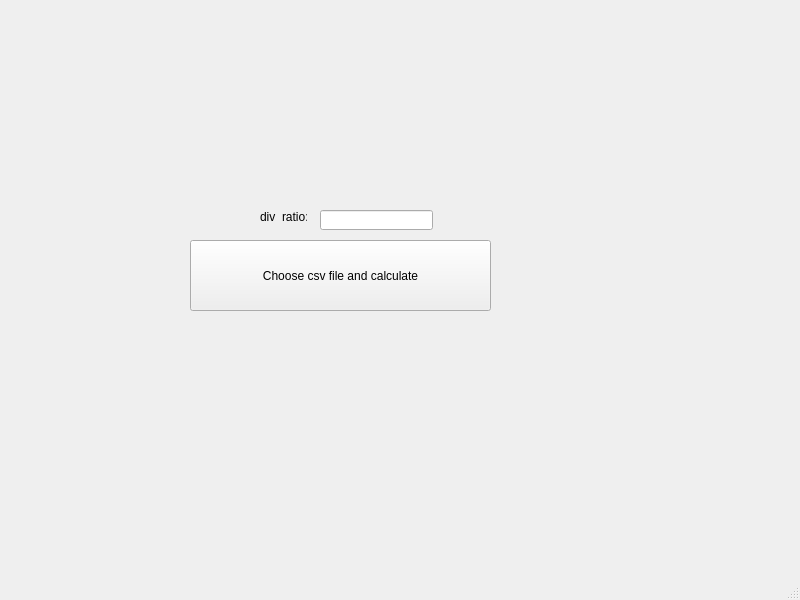
First picture: the form in resistors_calculator.ui, repository 997volt/resistors_calculator, before the edit.
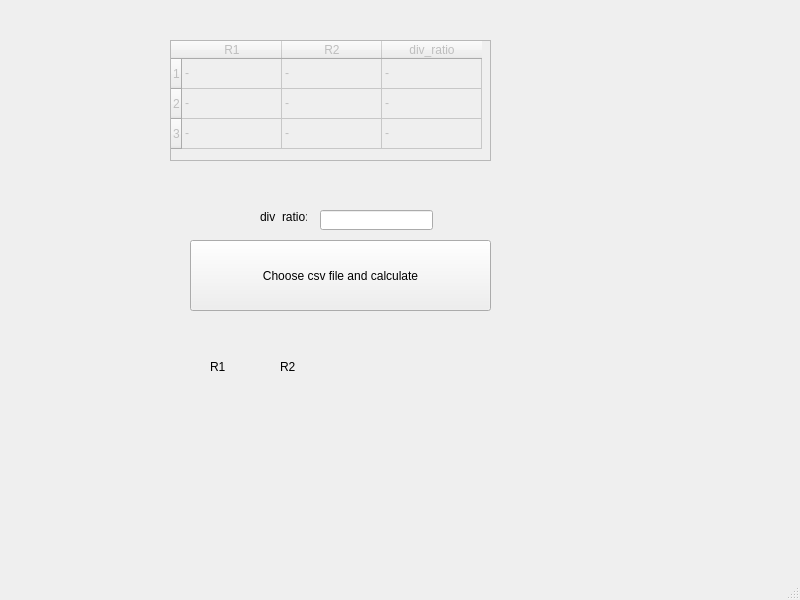
Second picture: the form after the edit.

Commit message: add divider class

```diff
--- a/resistors_calculator.ui
+++ b/resistors_calculator.ui
@@ -50,6 +50,120 @@
      <string>div_ratio:</string>
     </property>
    </widget>
+   <widget class="QLabel" name="R1_label">
+    <property name="geometry">
+     <rect>
+      <x>210</x>
+      <y>360</y>
+      <width>47</width>
+      <height>13</height>
+     </rect>
+    </property>
+    <property name="text">
+     <string>R1</string>
+    </property>
+   </widget>
+   <widget class="QLabel" name="R2_label">
+    <property name="geometry">
+     <rect>
+      <x>280</x>
+      <y>360</y>
+      <width>47</width>
+      <height>13</height>
+     </rect>
+    </property>
+    <property name="text">
+     <string>R2</string>
+    </property>
+   </widget>
+   <widget class="QTableWidget" name="resistors_tableWidget">
+    <property name="enabled">
+     <bool>false</bool>
+    </property>
+    <property name="geometry">
+     <rect>
+      <x>170</x>
+      <y>40</y>
+      <width>321</width>
+      <height>121</height>
+     </rect>
+    </property>
+    <row>
+     <property name="text">
+      <string>1</string>
+     </property>
+    </row>
+    <row>
+     <property name="text">
+      <string>2</string>
+     </property>
+    </row>
+    <row>
+     <property name="text">
+      <string>3</string>
+     </property>
+    </row>
+    <column>
+     <property name="text">
+      <string>R1</string>
+     </property>
+    </column>
+    <column>
+     <property name="text">
+      <string>R2</string>
+     </property>
+    </column>
+    <column>
+     <property name="text">
+      <string>div_ratio</string>
+     </property>
+    </column>
+    <item row="0" column="0">
+     <property name="text">
+      <string>-</string>
+     </property>
+    </item>
+    <item row="0" column="1">
+     <property name="text">
+      <string>-</string>
+     </property>
+    </item>
+    <item row="0" column="2">
+     <property name="text">
+      <string>-</string>
+     </property>
+    </item>
+    <item row="1" column="0">
+     <property name="text">
+      <string>-</string>
+     </property>
+    </item>
+    <item row="1" column="1">
+     <property name="text">
+      <string>-</string>
+     </property>
+    </item>
+    <item row="1" column="2">
+     <property name="text">
+      <string>-</string>
+     </property>
+    </item>
+    <item row="2" column="0">
+     <property name="text">
+      <string>-</string>
+     </property>
+    </item>
+    <item row="2" column="1">
+     <property name="text">
+      <string>-</string>
+     </property>
+    </item>
+    <item row="2" column="2">
+     <property name="text">
+      <string>-</string>
+     </property>
+    </item>
+   </widget>
   </widget>
   <widget class="QMenuBar" name="menubar">
    <property name="geometry">
```
Left out of the diff: 3 changed lines with no effect on the pictures. The commit also changes 7 other files.
